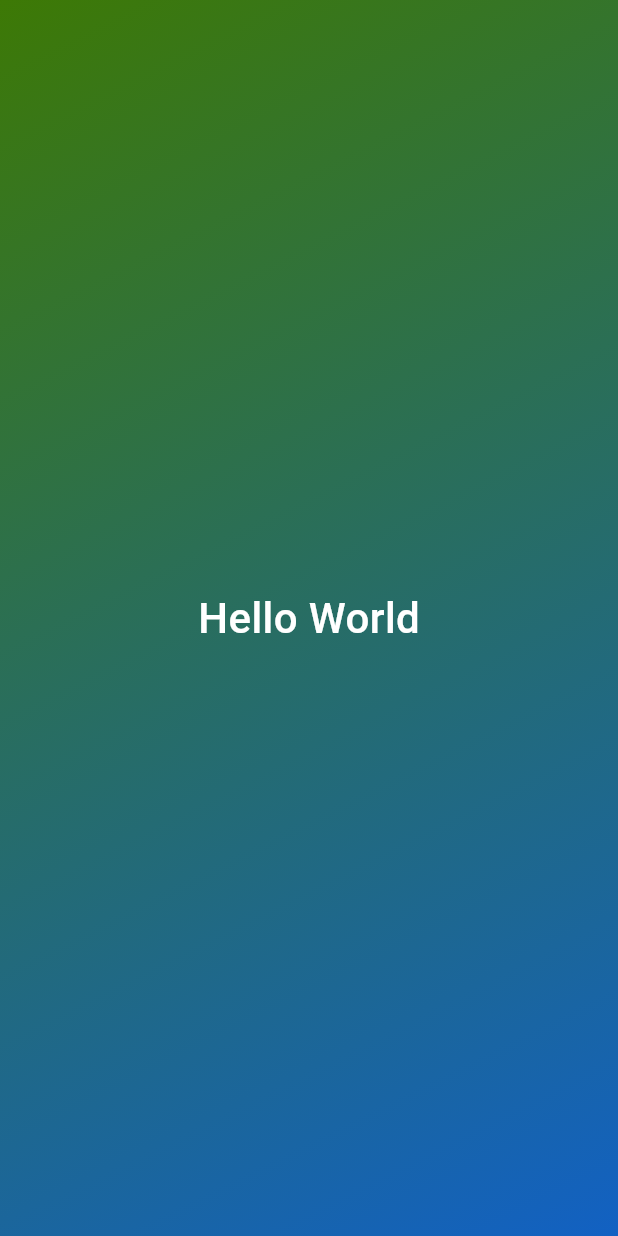
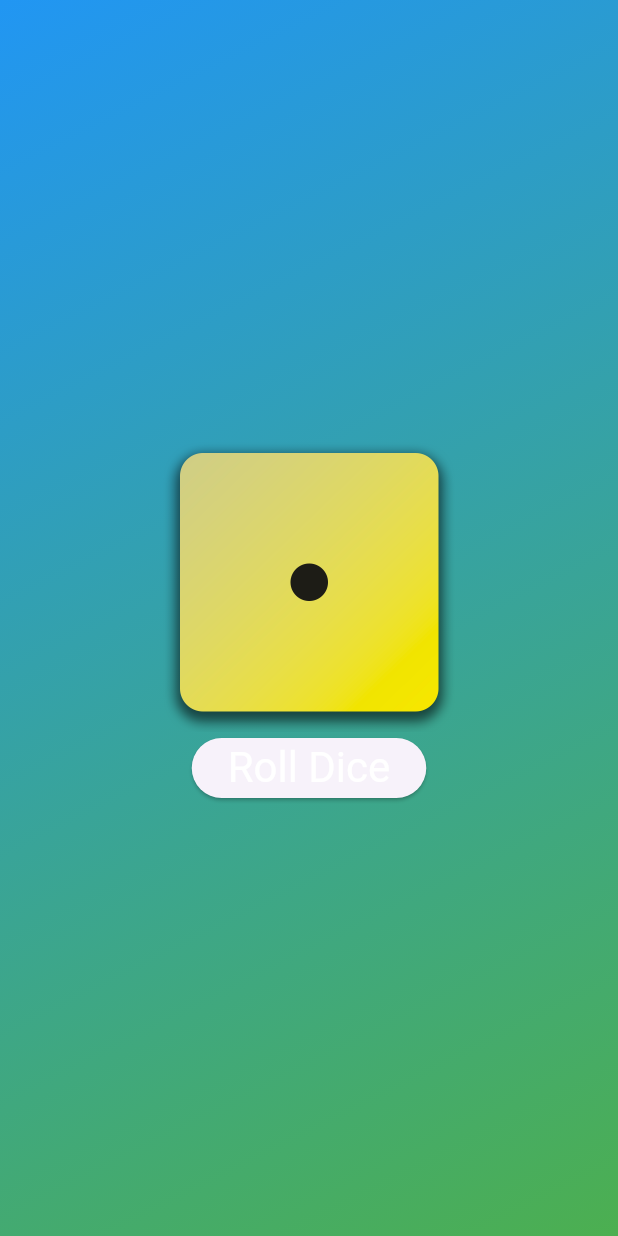
Before and after one commit to HuzaifaSidiqui/flutter_basics, a Flutter app: the screen it shows after launch, on a phone screen of 412 x 824 dp. Run offline on Flutter 3.47's test engine with Material 3 defaults, Android fonts, the phone set to English and light mode, and no system bars.

Commit message:
added basic styling | implemented custom widget logic and added images using pubspec.yaml

```diff
--- a/lib/gradient_container.dart
+++ b/lib/gradient_container.dart
@@ -1,4 +1,8 @@
 import 'package:flutter/material.dart';
+// import 'package:first_project/styled_text.dart';
+
+var startAlignment = Alignment.topLeft;
+var endAlignment = Alignment.bottomRight;
 
 class GradientContainer extends StatelessWidget {
   // we need to define a constructor function other than the default constructor
@@ -7,30 +11,65 @@ class GradientContainer extends StatelessWidget {
   //which is key. so we use a constructor and pass the value to parent constructor
   //by adding the super key word
 
-  const GradientContainer({super.key});
+  const GradientContainer(this.color1, this.color2, {super.key});
+
+  final Color color1;
+  final Color color2;
+
+  void rollDice() {
+    // ...
+  }
   @override
   Widget build(context) {
     return Container(
       decoration: BoxDecoration(
         gradient: LinearGradient(
-          colors: [
-            Color.fromARGB(255, 61, 121, 5),
-            Color.fromARGB(255, 18, 97, 195),
-          ],
-          begin: Alignment.topLeft,
-          end: Alignment.bottomRight,
+          colors: [color1, color2],
+          begin: startAlignment,
+          end: endAlignment,
         ),
       ),
       child: Center(
-        child: Text(
-          'Hello World',
-          style: TextStyle(
-            color: Colors.white,
-            fontSize: 28,
-            fontWeight: FontWeight.w500,
-          ),
+        child: Column(
+          mainAxisSize: MainAxisSize.min,
+          children: [
+            Image.asset('assets/images/dice-1.png', width: 200),
+            ElevatedButton(
+              // onPressed: () {},// anonymous function
+              onPressed: rollDice, // preferred approach
+              style: TextButton.styleFrom(
+                foregroundColor: Colors.white,
+                textStyle: TextStyle(fontSize: 28),
+              ),
+              child: Text("Roll Dice"),
+            ),
+          ],
         ),
       ),
     );
   }
 }
+
+// class GradientContainer extends StatelessWidget {
+//   // we need to define a constructor function other than the default constructor
+//   //so that we may be able to pass the required value of parent constructor
+//   //which is the statelessWidget constructor as it requires a named parameter
+//   //which is key. so we use a constructor and pass the value to parent constructor
+//   //by adding the super key word
+
+//   const GradientContainer({super.key, required this.colors});
+//   final List<Color> colors;
+//   @override
+//   Widget build(context) {
+//     return Container(
+//       decoration: BoxDecoration(
+//         gradient: LinearGradient(
+//           colors: colors,
+//           begin: startAlignment,
+//           end: endAlignment,
+//         ),
+//       ),
+//       child: Center(child: StyledText("Hello World")),
+//     );
+//   }
+// }
--- a/lib/main.dart
+++ b/lib/main.dart
@@ -2,5 +2,9 @@ import 'package:flutter/material.dart';
 import 'package:first_project/gradient_container.dart';
 
 void main() {
-  runApp(MaterialApp(home: Scaffold(body: GradientContainer())));
+  runApp(
+    MaterialApp(
+      home: Scaffold(body: GradientContainer(Colors.blue, Colors.green)),
+    ),
+  );
 }
```
Also changed, not shown: lib/styled_text.dart (added, +17 -0 lines), pubspec.yaml (+7 -3 lines), assets/images/dice-1.png (added), assets/images/dice-2.png (added), assets/images/dice-3.png (added), assets/images/dice-4.png (added), assets/images/dice-5.png (added), assets/images/dice-6.png (added).
